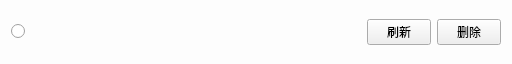
This is FMCL/Functions/UserManager/UserInfo.ui in 1604042736/FMCL as Qt 5 draws it before an edit. The edited form follows.
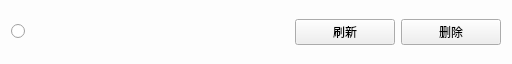
This is the edited form. Custom widgets are drawn as their Qt base class.

```diff
--- a/FMCL/Functions/UserManager/UserInfo.ui
+++ b/FMCL/Functions/UserManager/UserInfo.ui
@@ -35,7 +35,7 @@
     <widget class="PushButton" name="pb_del">
      <property name="maximumSize">
       <size>
-       <width>64</width>
+       <width>100</width>
        <height>16777215</height>
       </size>
      </property>
@@ -93,7 +93,7 @@
     <widget class="PushButton" name="pb_refresh">
      <property name="maximumSize">
       <size>
-       <width>64</width>
+       <width>100</width>
        <height>16777215</height>
       </size>
      </property>
```
